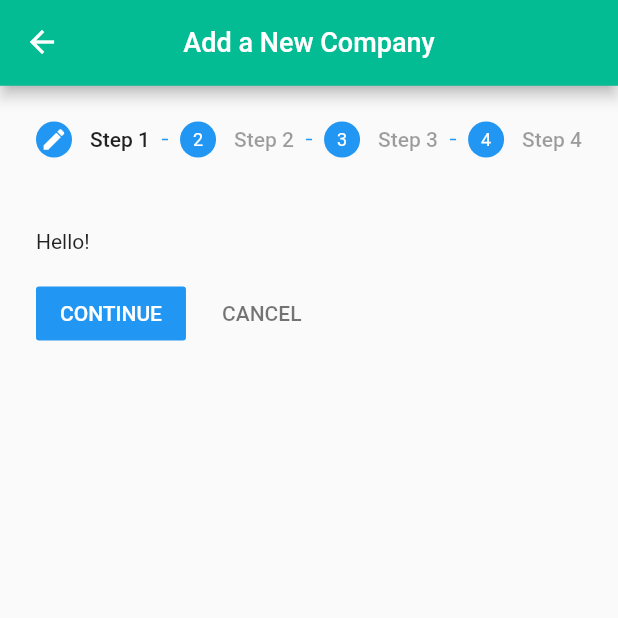
After one commit to Position-Platform/position-collect, a Flutter app: the NewBusiness screen opened directly, on a phone screen of 412 x 824 dp, the top half of it. The commit adds this screen. Run offline on Flutter 3.47's test engine with Material 2 defaults, Android fonts, the phone set to English and light mode, and no system bars; our stand-ins replace bloc, cached_network_image, chopper, equatable, firebase_core, firebase_dynamic_links and 13 more; missing offline and left inert: flutter_statusbarcolor_ns, mapbox_gl, workmanager; accounts and stored records are empty; generated files the repository leaves out were written again; statements that could not run were skipped.

Commit message:
Ajout du Stepper pour les nouvelles entreprises Fixes #12

```diff
--- a/lib/l10n/intl_en.arb
+++ b/lib/l10n/intl_en.arb
@@ -53,5 +53,7 @@
     "adress" : "Adress",
     "shareMyPosition" : "Share My Position",
     "sharePosition" : "Share Position",
-    "delete" : "Delete"
+    "delete" : "Delete",
+    "addEtablissement" : "Add a New Company",
+    "step" : "Step"
 }
--- a/lib/l10n/intl_fr.arb
+++ b/lib/l10n/intl_fr.arb
@@ -53,5 +53,7 @@
     "adress" : "Adresse",
     "shareMyPosition" : "Partager Ma Position",
     "sharePosition" : "Partager La Position",
-    "delete" : "Supprimer"
+    "delete" : "Supprimer",
+    "addEtablissement" : "Ajout d'une Nouvelle Entreprise",
+    "step" : "Etape"
     }
--- /dev/null
+++ b/lib/src/blocs/new_business/new_business_bloc.dart
@@ -0,0 +1,31 @@
+/*
+ * @Author: Boris Gautier
+ * @Date: 2022-02-09 22:18:25
+ * @Last Modified by:   Boris Gautier
+ * @Last Modified time: 2022-02-09 22:18:25
+ */
+import 'package:bloc/bloc.dart';
+import 'package:equatable/equatable.dart';
+
+part 'new_business_event.dart';
+part 'new_business_state.dart';
+
+class NewBusinessBloc extends Bloc<NewBusinessEvent, NewBusinessState> {
+  NewBusinessBloc() : super(const NewBusinessInitial(0, 4)) {
+    on<StepTapped>(_stepTapped);
+    on<StepCancelled>(_stepCancelled);
+    on<StepContinue>(_stepContinue);
+  }
+
+  void _stepTapped(StepTapped event, Emitter<NewBusinessState> emit) {
+    emit(StepperTapped(event.step));
+  }
+
+  void _stepCancelled(StepCancelled event, Emitter<NewBusinessState> emit) {
+    emit(StepperTapped(event.step - 1 >= 0 ? event.step - 1 : 0));
+  }
+
+  void _stepContinue(StepContinue event, Emitter<NewBusinessState> emit) {
+    emit(StepperTapped(event.step + 1 < 4 ? event.step + 1 : 0));
+  }
+}
--- /dev/null
+++ b/lib/src/blocs/new_business/new_business_event.dart
@@ -0,0 +1,47 @@
+/*
+ * @Author: Boris Gautier
+ * @Date: 2022-02-09 22:18:19
+ * @Last Modified by:   Boris Gautier
+ * @Last Modified time: 2022-02-09 22:18:19
+ */
+part of 'new_business_bloc.dart';
+
+abstract class NewBusinessEvent extends Equatable {
+  const NewBusinessEvent();
+
+  @override
+  List<Object> get props => [];
+}
+
+class StepTapped extends NewBusinessEvent {
+  final int step;
+
+  const StepTapped(this.step);
+  @override
+  List<Object> get props => [step];
+
+  @override
+  String toString() => 'StepTapped { step: $step }';
+}
+
+class StepCancelled extends NewBusinessEvent {
+  final int step;
+
+  const StepCancelled(this.step);
+  @override
+  List<Object> get props => [step];
+
+  @override
+  String toString() => 'StepCancelled { step: $step }';
+}
+
+class StepContinue extends NewBusinessEvent {
+  final int step;
+
+  const StepContinue(this.step);
+  @override
+  List<Object> get props => [step];
+
+  @override
+  String toString() => 'StepContinue { step: $step }';
+}
--- /dev/null
+++ b/lib/src/blocs/new_business/new_business_state.dart
@@ -0,0 +1,37 @@
+/*
+ * @Author: Boris Gautier
+ * @Date: 2022-02-09 22:18:12
+ * @Last Modified by:   Boris Gautier
+ * @Last Modified time: 2022-02-09 22:18:12
+ */
+part of 'new_business_bloc.dart';
+
+abstract class NewBusinessState extends Equatable {
+  const NewBusinessState();
+
+  @override
+  List<Object> get props => [];
+}
+
+class NewBusinessInitial extends NewBusinessState {
+  final int step;
+  final int maxSteps;
+
+  const NewBusinessInitial(this.step, this.maxSteps);
+  @override
+  List<Object> get props => [step, maxSteps];
+
+  @override
+  String toString() => 'StepperState { step: $step, maxSteps:$maxSteps }';
+}
+
+class StepperTapped extends NewBusinessState {
+  final int step;
+
+  const StepperTapped(this.step);
+  @override
+  List<Object> get props => [step];
+
+  @override
+  String toString() => 'StepperTapped { step: $step }';
+}
--- a/lib/src/di/di.dart
+++ b/lib/src/di/di.dart
@@ -2,7 +2,7 @@
  * @Author: Boris Gautier
  * @Date: 2022-01-09 09:01:23
  * @Last Modified by: Boris Gautier
- * @Last Modified time: 2022-02-01 15:08:41
+ * @Last Modified time: 2022-02-09 22:26:39
  */
 // ignore_for_file: file_names, avoid_print
 
@@ -25,6 +25,7 @@ import 'package:positioncollect/src/blocs/gps/gps_bloc.dart';
 import 'package:positioncollect/src/blocs/home/home_bloc.dart';
 import 'package:positioncollect/src/blocs/login/login_bloc.dart';
 import 'package:positioncollect/src/blocs/map/map_bloc.dart';
+import 'package:positioncollect/src/blocs/new_business/new_business_bloc.dart';
 import 'package:positioncollect/src/database/batiments/batimentDao.dart';
 import 'package:positioncollect/src/database/database.dart';
 import 'package:positioncollect/src/helpers/sharedPreferences.dart';
@@ -135,4 +136,5 @@ Future<void> init() async {
       etablissementsRepository: getIt(),
       trackingRepository: getIt(),
       nominatimRepository: getIt()));
+  getIt.registerFactory<NewBusinessBloc>(() => NewBusinessBloc());
 }
--- /dev/null
+++ b/lib/src/views/newBusinessScreen/formPage/page1.dart
@@ -0,0 +1,58 @@
+import 'package:flutter/material.dart';
+import 'package:mapbox_gl/mapbox_gl.dart';
+import 'package:positioncollect/src/utils/config.dart';
+
+class Page1 extends StatefulWidget {
+  const Page1({Key? key, this.latLng}) : super(key: key);
+
+  final LatLng? latLng;
+
+  @override
+  _Page1State createState() => _Page1State();
+}
+
+class _Page1State extends State<Page1> {
+  MapboxMapController? mapController;
+
+  _onMapCreated(MapboxMapController controller) {
+    mapController = controller;
+  }
+
+  _onStyleLoadedCallback() {}
+
+  @override
+  Widget build(BuildContext context) {
+    return Scaffold(
+      body: ListView(
+        children: [
+          SizedBox(
+            height: MediaQuery.of(context).size.width / 2,
+            child: Stack(
+              children: [
+                _buildMapBoxMap(),
+              ],
+            ),
+          )
+        ],
+      ),
+    );
+  }
+
+  Widget _buildMapBoxMap() {
+    return MapboxMap(
+      attributionEnabled: false,
+      logoEnabled: false,
+      annotationOrder: const [AnnotationType.symbol],
+      zoomGesturesEnabled: true,
+      myLocationEnabled: true,
+      myLocationTrackingMode: MyLocationTrackingMode.None,
+      compassEnabled: false,
+      styleString: MapboxStyles.MAPBOX_STREETS,
+      accessToken: mapbox_access_token,
+      onMapCreated: _onMapCreated,
+      doubleClickZoomEnabled: true,
+      initialCameraPosition: CameraPosition(zoom: 15.0, target: widget.latLng!),
+      onStyleLoadedCallback: _onStyleLoadedCallback,
+    );
+  }
+}
--- /dev/null
+++ b/lib/src/views/newBusinessScreen/newBusiness.dart
@@ -0,0 +1,122 @@
+// ignore_for_file: file_names
+
+/*
+ * @Author: Boris Gautier
+ * @Date: 2022-02-09 14:10:40
+ * @Last Modified by: Boris Gautier
+ * @Last Modified time: 2022-02-10 12:44:38
+ */
+
+import 'package:flutter/material.dart';
+import 'package:flutter/services.dart';
+import 'package:flutter_bloc/flutter_bloc.dart';
+import 'package:positioncollect/generated/l10n.dart';
+import 'package:positioncollect/src/blocs/new_business/new_business_bloc.dart';
+import 'package:positioncollect/src/utils/colors.dart';
+import 'package:positioncollect/src/utils/tools.dart';
+
+class NewBusiness extends StatefulWidget {
+  const NewBusiness({Key? key}) : super(key: key);
+
+  @override
+  _NewBusinessState createState() => _NewBusinessState();
+}
+
+class _NewBusinessState extends State<NewBusiness> {
+  int currentStep = 0;
+  NewBusinessBloc? _newBusinessBloc;
+
+  @override
+  void initState() {
+    super.initState();
+    _newBusinessBloc = BlocProvider.of<NewBusinessBloc>(context);
+  }
+
+  @override
+  Widget build(BuildContext context) {
+    changeStatusColor(transparent);
+
+    return BlocListener<NewBusinessBloc, NewBusinessState>(
+      listener: (context, state) {
+        if (state is StepperTapped) {
+          currentStep = state.step;
+        }
+      },
+      child: BlocBuilder<NewBusinessBloc, NewBusinessState>(
+        builder: (context, state) {
+          final List<Step> steps = [
+            Step(
+              title: Text(S.of(context).step + " 1"),
+              content: Text("Hello!"),
+              isActive: currentStep >= 0,
+              state: currentStep >= 0
+                  ? currentStep == 0
+                      ? StepState.editing
+                      : StepState.complete
+                  : StepState.disabled,
+            ),
+            Step(
+              title: Text(S.of(context).step + " 2"),
+              content: Text("World!"),
+              isActive: currentStep >= 0,
+              state: currentStep >= 1
+                  ? currentStep == 1
+                      ? StepState.editing
+                      : StepState.complete
+                  : StepState.disabled,
+            ),
+            Step(
+              title: Text(S.of(context).step + " 3"),
+              content: Text("Hello World!"),
+              isActive: currentStep >= 0,
+              state: currentStep >= 2
+                  ? currentStep == 2
+                      ? StepState.editing
+                      : StepState.complete
+                  : StepState.disabled,
+            ),
+            Step(
+              title: Text(S.of(context).step + " 4"),
+              content: Text("Hello World!"),
+              isActive: currentStep >= 0,
+              state: currentStep >= 3
+                  ? currentStep == 3
+                      ? StepState.editing
+                      : StepState.complete
+                  : StepState.disabled,
+            ),
+          ];
+          return Scaffold(
+            appBar: AppBar(
+              iconTheme: const IconThemeData(
+                color: whiteColor,
+              ),
+              systemOverlayStyle: SystemUiOverlayStyle.light,
+              centerTitle: true,
+              title: Text(S.of(context).addEtablissement,
+                  style: const TextStyle(fontSize: 18, color: whiteColor)),
+              backgroundColor: primaryColor,
+              bottom: PreferredSize(
+                  child: Container(
+                    color: primaryColor,
+                    height: 1.0,
+                  ),
+                  preferredSize: const Size.fromHeight(1.0)),
+            ),
+            body: Stepper(
+                type: StepperType.horizontal,
+                elevation: 0,
+                physics: const ScrollPhysics(),
+                currentStep: currentStep,
+                onStepTapped: (step) => _newBusinessBloc?.add(StepTapped(step)),
+                onStepCancel: () =>
+                    _newBusinessBloc?.add(StepCancelled(currentStep)),
+                onStepContinue: () =>
+                    _newBusinessBloc?.add(StepContinue(currentStep)),
+                steps: steps),
+          );
+        },
+      ),
+    );
+  }
+}
--- a/lib/src/widgets/bottomSheet.dart
+++ b/lib/src/widgets/bottomSheet.dart
@@ -1,11 +1,16 @@
 // ignore_for_file: file_names, deprecated_member_use
 
 import 'package:flutter/material.dart';
+import 'package:flutter_bloc/flutter_bloc.dart';
 import 'package:positioncollect/src/blocs/map/map_bloc.dart';
+import 'package:positioncollect/src/blocs/new_business/new_business_bloc.dart';
 import 'package:positioncollect/src/utils/colors.dart';
 import 'package:positioncollect/src/utils/sizes.dart';
+import 'package:positioncollect/src/views/newBusinessScreen/newBusiness.dart';
 import 'package:positioncollect/src/widgets/widgets.dart';
 import 'package:positioncollect/generated/l10n.dart';
+
+import '../di/di.dart';
 
 void bottomSheet(BuildContext context, String address, MapBloc _mapBloc,
     String position, bool batiment) {
@@ -84,7 +89,16 @@ void bottomSheet(BuildContext context, String address, MapBloc _mapBloc,
                                     ),
                                     RaisedButton(
                                       onPressed: () {
-                                        //
+                                        Navigator.push(
+                                          context,
+                                          MaterialPageRoute(
+                                              builder: (context) =>
+                                                  BlocProvider<NewBusinessBloc>(
+                                                    create: (context) => getIt<
+                                                        NewBusinessBloc>(),
+                                                    child: const NewBusiness(),
+                                                  )),
+                                        );
                                       },
                                       color: primaryColor,
                                       shape: const StadiumBorder(),
```
Also changed, not shown: lib/generated/intl/messages_en.dart, lib/generated/intl/messages_fr.dart, lib/generated/l10n.dart.
